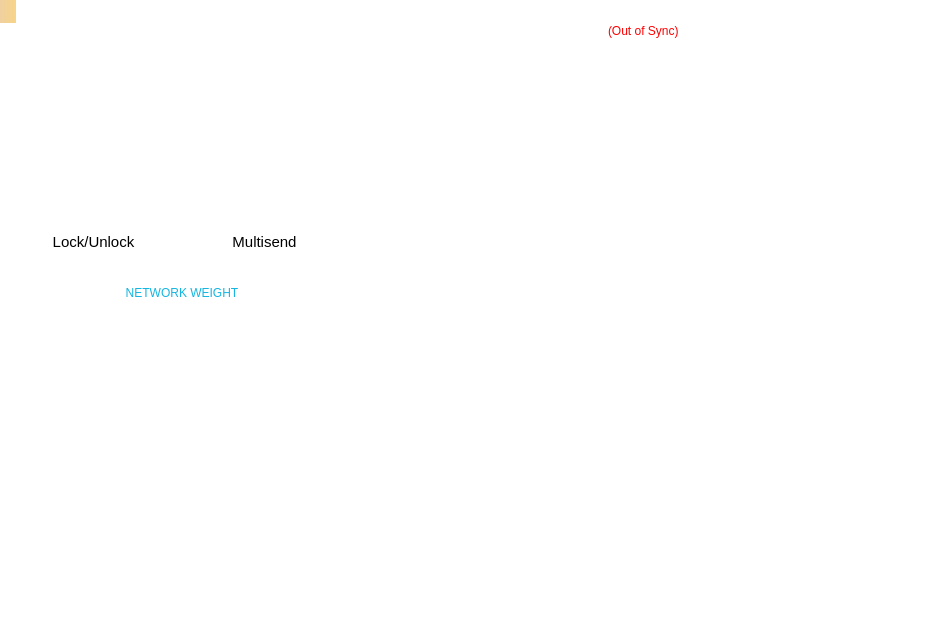
Old version of the form src/qt/forms/overviewpage.ui in the repository FlapXCoin/flapxcoin.
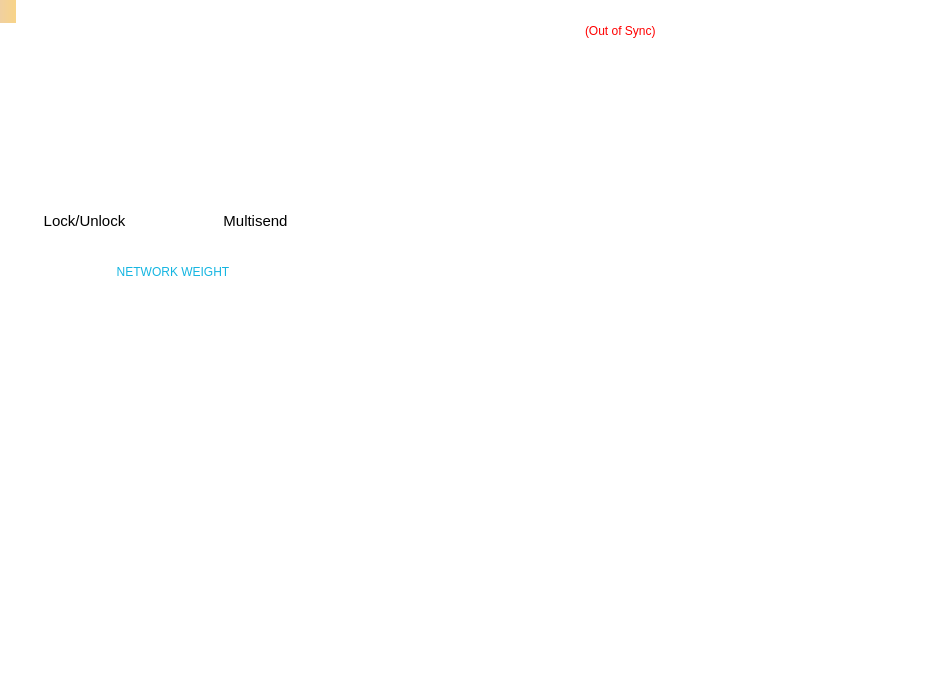
New version of the form. Icons and pictures are not drawn.

```diff
--- a/src/qt/forms/overviewpage.ui
+++ b/src/qt/forms/overviewpage.ui
@@ -418,8 +418,8 @@
      </property>
      <property name="minimumSize">
       <size>
-       <width>0</width>
-       <height>0</height>
+       <width>700</width>
+       <height>700</height>
       </size>
      </property>
      <property name="maximumSize">
@@ -481,7 +481,7 @@
            </property>
            <property name="minimumSize">
             <size>
-             <width>0</width>
+             <width>400</width>
              <height>320</height>
             </size>
            </property>
@@ -629,13 +629,25 @@
             <bool>false</bool>
            </property>
            <layout class="QGridLayout" name="gridLayout_3">
+            <property name="leftMargin">
+             <number>0</number>
+            </property>
             <property name="topMargin">
              <number>15</number>
             </property>
+            <property name="rightMargin">
+             <number>0</number>
+            </property>
+            <property name="bottomMargin">
+             <number>0</number>
+            </property>
+            <property name="spacing">
+             <number>0</number>
+            </property>
             <item row="0" column="0">
              <layout class="QGridLayout" name="gridLayout_2">
               <property name="topMargin">
-               <number>10</number>
+               <number>25</number>
               </property>
               <item row="1" column="1">
                <widget class="QLabel" name="labelStake">
@@ -6664,7 +6676,7 @@
            </property>
            <property name="minimumSize">
             <size>
-             <width>0</width>
+             <width>400</width>
              <height>500</height>
             </size>
            </property>
@@ -6975,9 +6987,21 @@
             <bool>false</bool>
            </property>
            <layout class="QGridLayout" name="gridLayout_9">
+            <property name="leftMargin">
+             <number>0</number>
+            </property>
             <property name="topMargin">
              <number>0</number>
             </property>
+            <property name="rightMargin">
+             <number>0</number>
+            </property>
+            <property name="bottomMargin">
+             <number>0</number>
+            </property>
+            <property name="spacing">
+             <number>0</number>
+            </property>
             <item row="3" column="0">
              <layout class="QGridLayout" name="gridLayout_4">
               <item row="0" column="0" rowspan="2" colspan="2">
@@ -7300,7 +7324,7 @@
              <widget class="QFrame" name="frame">
               <property name="minimumSize">
                <size>
-                <width>100</width>
+                <width>500</width>
                 <height>40</height>
                </size>
               </property>
@@ -7325,6 +7349,24 @@
                <number>0</number>
               </property>
               <layout class="QGridLayout" name="gridLayout_10">
+               <property name="leftMargin">
+                <number>0</number>
+               </property>
+               <property name="topMargin">
+                <number>0</number>
+               </property>
+               <property name="rightMargin">
+                <number>0</number>
+               </property>
+               <property name="bottomMargin">
+                <number>0</number>
+               </property>
+               <property name="horizontalSpacing">
+                <number>10</number>
+               </property>
+               <property name="verticalSpacing">
+                <number>0</number>
+               </property>
                <item row="0" column="2">
                 <widget class="QLabel" name="label_8">
                  <property name="sizePolicy">
```
Left out of the diff: 31 changed lines with no effect on the pictures.
